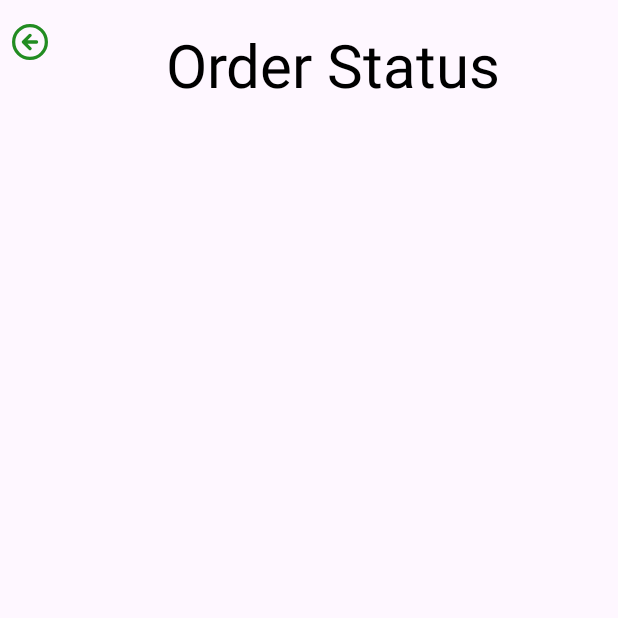
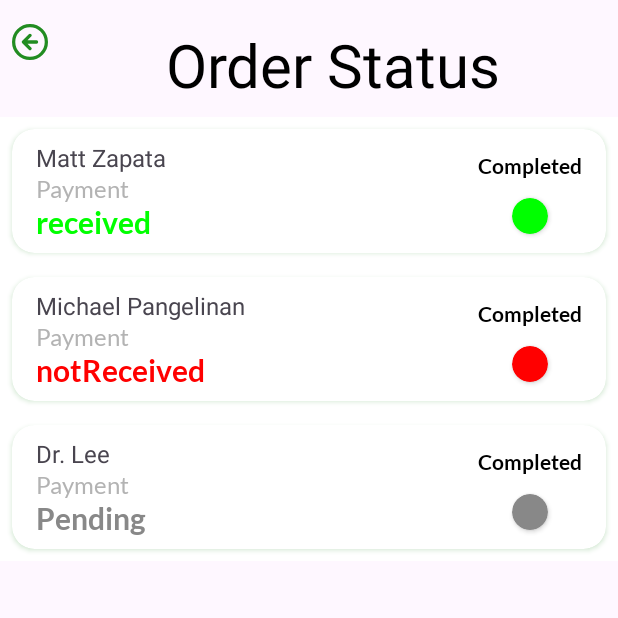
Before and after one commit to mvop19/fastrunAdmin, an Android app: the OrderStatusActivity screen opened directly, with no data from a screen before it, on a phone screen of 412 x 824 dp, the top half of it. Run offline under Robolectric (Android 15) with nearby library versions, the phone set to English and light mode, and no system bars; Roboto replaces fonts that are not available here.

Commit message:
completed order status screen, need to do admin profile

```diff
--- a/app/src/main/java/com/example/adminfastrun/MainActivity.kt
+++ b/app/src/main/java/com/example/adminfastrun/MainActivity.kt
@@ -22,5 +22,9 @@ class MainActivity : AppCompatActivity() {
             val intent = Intent(this,AllItemActivity::class.java)
             startActivity(intent)
         }
+        binding.orderStatusButton.setOnClickListener {
+            val intent = Intent(this,OrderStatusActivity::class.java)
+            startActivity(intent)
+        }
     }
 }
--- a/app/src/main/java/com/example/adminfastrun/OrderStatusActivity.kt
+++ b/app/src/main/java/com/example/adminfastrun/OrderStatusActivity.kt
@@ -5,12 +5,33 @@ import androidx.activity.enableEdgeToEdge
 import androidx.appcompat.app.AppCompatActivity
 import androidx.core.view.ViewCompat
 import androidx.core.view.WindowInsetsCompat
+import androidx.recyclerview.widget.LinearLayoutManager
+import com.example.adminfastrun.adapter.OrderStatusAdapter
+import com.example.adminfastrun.databinding.ActivityOrderStatusBinding
+import com.example.adminfastrun.databinding.OrderStatusItemBinding
 
 class OrderStatusActivity : AppCompatActivity() {
+    private val binding :ActivityOrderStatusBinding by lazy {
+        ActivityOrderStatusBinding.inflate(layoutInflater)
+    }
     override fun onCreate(savedInstanceState: Bundle?) {
         super.onCreate(savedInstanceState)
         enableEdgeToEdge()
-        setContentView(R.layout.activity_order_status)
+        setContentView(binding.root)
+        val customerName = arrayListOf(
+            "Matt Zapata",
+            "Michael Pangelinan",
+            "Dr. Lee"
+        )
+        val moneyStatus = arrayListOf(
+            "received",
+            "notReceived",
+            "Pending"
+        )
+        val adapter = OrderStatusAdapter(customerName,moneyStatus)
+        binding.orderStatusRecyclerView.adapter = adapter
+        binding.orderStatusRecyclerView.layoutManager = LinearLayoutManager(this)
+
 
     }
 }
--- /dev/null
+++ b/app/src/main/java/com/example/adminfastrun/adapter/OrderStatusAdapter.kt
@@ -0,0 +1,43 @@
+package com.example.adminfastrun.adapter
+
+import android.content.res.ColorStateList
+import android.graphics.Color
+import android.view.LayoutInflater
+import android.view.ViewGroup
+import androidx.recyclerview.widget.RecyclerView
+import com.example.adminfastrun.databinding.OrderStatusItemBinding
+
+class OrderStatusAdapter(private val customerNames:ArrayList<String>,
+    private val moneyStatus:ArrayList<String>
+    ) : RecyclerView.Adapter<OrderStatusAdapter.OrderStatusViewHolder>() {
+
+
+    override fun onCreateViewHolder(parent: ViewGroup, viewType: Int): OrderStatusViewHolder {
+        val binding = OrderStatusItemBinding.inflate(LayoutInflater.from(parent.context),parent,false)
+        return OrderStatusViewHolder(binding)
+    }
+
+
+
+    override fun onBindViewHolder(holder: OrderStatusViewHolder, position: Int) {
+        holder.bind(position)
+    }
+    override fun getItemCount(): Int = customerNames.size
+    inner class OrderStatusViewHolder(private val binding: OrderStatusItemBinding) : RecyclerView.ViewHolder(binding.root) {
+        fun bind(position: Int) {
+            binding.apply {
+                customerName.text = customerNames[position]
+                statusMoney.text = moneyStatus[position]
+                val colorMap = mapOf(
+                    "received" to Color.GREEN,
+                    "notReceived" to Color.RED,
+                    "Pending" to Color.GRAY
+                )
+                statusMoney.setTextColor(colorMap[moneyStatus[position]]?:Color.BLACK)
+                statusColor.backgroundTintList = ColorStateList.valueOf(colorMap[moneyStatus[position]]?:Color.BLACK)
+
+            }
+        }
+
+    }
+}
--- a/app/src/main/res/layout/activity_main.xml
+++ b/app/src/main/res/layout/activity_main.xml
@@ -339,7 +339,7 @@
     </androidx.cardview.widget.CardView>
 
     <androidx.cardview.widget.CardView
-        android:id="@+id/cardView7"
+        android:id="@+id/orderStatusButton"
         android:layout_width="150dp"
         android:layout_height="100dp"
         android:layout_marginTop="60dp"
@@ -366,7 +366,7 @@
                 android:layout_width="wrap_content"
                 android:layout_height="wrap_content"
                 android:fontFamily="@font/montserrat_alternates"
-                android:text="Order Dispatch"
+                android:text="Order Status"
                 android:layout_marginTop="28dp"
                 android:textColor="@color/orange"
                 app:layout_constraintEnd_toEndOf="@+id/imageView10"
@@ -384,8 +384,8 @@
         app:cardCornerRadius="15dp"
         app:layout_constraintEnd_toEndOf="@+id/cardView6"
         app:layout_constraintHorizontal_bias="1.0"
-        app:layout_constraintStart_toEndOf="@+id/cardView7"
-        app:layout_constraintTop_toTopOf="@+id/cardView7">
+        app:layout_constraintStart_toEndOf="@+id/orderStatusButton"
+        app:layout_constraintTop_toTopOf="@+id/orderStatusButton">
         <androidx.constraintlayout.widget.ConstraintLayout
             android:layout_width="match_parent"
             android:background="@drawable/cardgreen"
--- a/app/src/main/res/layout/activity_order_status.xml
+++ b/app/src/main/res/layout/activity_order_status.xml
@@ -30,6 +30,7 @@
         app:layout_constraintTop_toTopOf="@id/backButton" />
 
     <androidx.recyclerview.widget.RecyclerView
+        android:id="@+id/orderStatusRecyclerView"
         android:layout_width="match_parent"
         android:layout_height="0dp"
         android:layout_marginTop="8dp"
--- a/app/src/main/res/layout/order_status_item.xml
+++ b/app/src/main/res/layout/order_status_item.xml
@@ -52,6 +52,7 @@
                 app:layout_constraintVertical_bias="0.0" />
 
             <TextView
+                android:id="@+id/statusMoney"
                 android:layout_width="wrap_content"
                 android:fontFamily="@font/lato_bold"
                 android:textSize="20sp"
@@ -76,6 +77,7 @@
                 app:layout_constraintTop_toTopOf="parent" />
 
             <androidx.cardview.widget.CardView
+                android:id="@+id/statusColor"
                 android:layout_width="24dp"
                 android:layout_height="24dp"
                 android:backgroundTint="#4CAF50"
```
